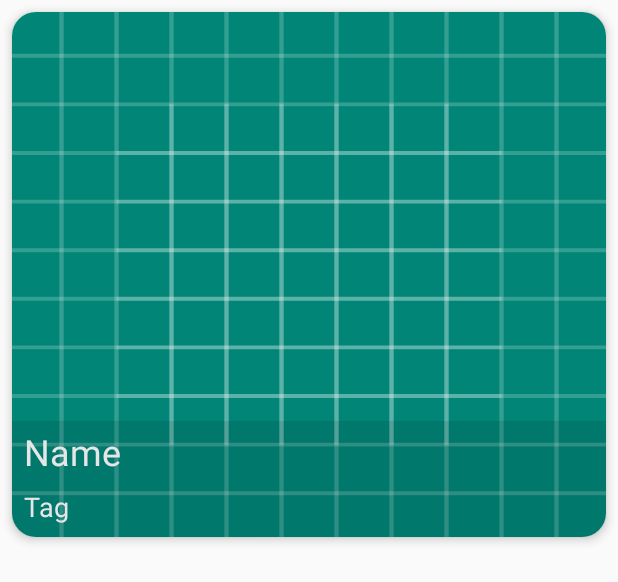
After one commit to praveenroot03/Sudo, an Android app: the layout feed_card.xml on its own in the app's theme, with its tools: preview values and no code run, on a phone screen of 412 x 824 dp. The commit adds this screen. Shown: the top 582 px of the screen. Run offline under Robolectric (Android 15) with nearby library versions, the phone set to English and light mode, and no system bars.

Commit message:
feed_card updated

```diff
--- /dev/null
+++ b/app/src/main/res/layout/feed_card.xml
@@ -0,0 +1,66 @@
+<?xml version="1.0" encoding="utf-8"?>
+
+
+<androidx.cardview.widget.CardView xmlns:android="http://schemas.android.com/apk/res/android"
+    xmlns:app="http://schemas.android.com/apk/res-auto"
+    android:layout_width="match_parent"
+    android:layout_height="wrap_content"
+    android:layout_marginStart="@dimen/card_margin"
+    android:layout_marginTop="@dimen/card_margin"
+    android:layout_marginEnd="@dimen/card_margin"
+    app:cardCornerRadius="@dimen/card_corners"
+    app:cardElevation="@dimen/card_elevation">
+
+    <androidx.constraintlayout.widget.ConstraintLayout
+        android:layout_width="match_parent"
+        android:layout_height="match_parent">
+
+        <ImageView
+            android:id="@+id/card_image"
+            android:layout_width="0dp"
+            android:layout_height="@dimen/card_height"
+            android:scaleType="fitXY"
+            app:layout_constraintBottom_toBottomOf="parent"
+            app:layout_constraintEnd_toEndOf="parent"
+            app:layout_constraintStart_toStartOf="parent"
+            app:layout_constraintTop_toTopOf="parent"
+            app:srcCompat="@drawable/ic_launcher_background" />
+
+        <TextView
+            android:id="@+id/card_name"
+            android:layout_width="wrap_content"
+            android:layout_height="wrap_content"
+            android:layout_marginStart="8dp"
+            android:layout_marginBottom="8dp"
+            android:paddingTop="4dp"
+            android:text="Name"
+            android:textColor="@android:color/white"
+            android:textSize="24sp"
+            app:layout_constraintBottom_toTopOf="@id/card_tag"
+            app:layout_constraintStart_toStartOf="parent" />
+
+        <TextView
+            android:id="@+id/card_tag"
+            android:layout_width="wrap_content"
+            android:layout_height="wrap_content"
+            android:layout_marginStart="8dp"
+            android:layout_marginBottom="8dp"
+            android:text="Tag"
+            android:textColor="@android:color/white"
+            android:textSize="18sp"
+            app:layout_constraintBottom_toBottomOf="parent"
+            app:layout_constraintStart_toStartOf="parent" />
+
+        <View
+            android:layout_width="0dp"
+            android:layout_height="0dp"
+            android:alpha="0.1"
+            android:background="@android:color/black"
+            app:layout_constraintBottom_toBottomOf="@id/card_image"
+            app:layout_constraintEnd_toEndOf="parent"
+            app:layout_constraintStart_toStartOf="parent"
+            app:layout_constraintTop_toTopOf="@id/card_name" />
+
+    </androidx.constraintlayout.widget.ConstraintLayout>
+
+</androidx.cardview.widget.CardView>
--- a/app/src/main/res/values/dimens.xml
+++ b/app/src/main/res/values/dimens.xml
@@ -6,6 +6,8 @@
     <dimen name="fab_margin">16dp</dimen>
     <dimen name="text_margin">16dp</dimen>
     <dimen name="category_height">250dp</dimen>
+    <dimen name="card_height">350dp</dimen>
     <dimen name="card_corners">16dp</dimen>
     <dimen name="card_elevation">4dp</dimen>
+    <dimen name="card_margin">8dp</dimen>
 </resources>
```
